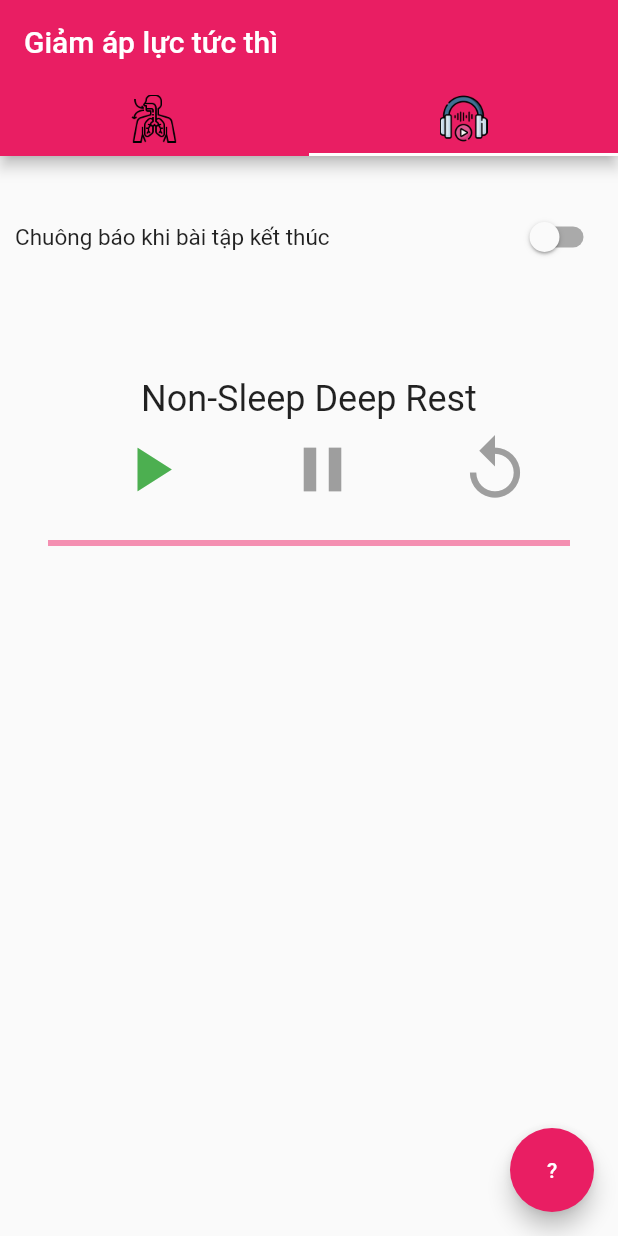
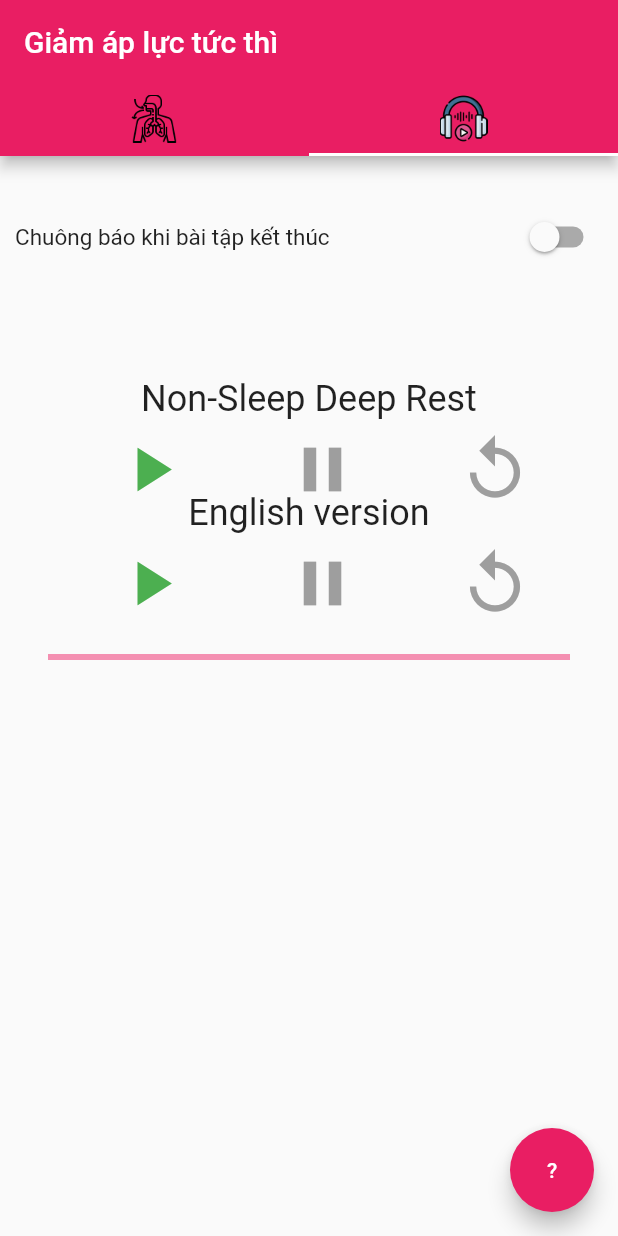
Before and after one commit to thivux/cp22_stress, a Flutter app: the screen it shows after launch, tab 2 chosen, on a phone screen of 412 x 824 dp. Run offline on Flutter 3.47's test engine with Material 2 defaults, Android fonts, the phone set to English and light mode, and no system bars; our stand-ins replace audioplayers; statements that could not run were skipped.

Commit message:
Minh v0.31

```diff
--- a/lib/nsdr.dart
+++ b/lib/nsdr.dart
@@ -22,19 +22,24 @@ class NSDR extends StatefulWidget {
 
 class NSDRState extends State<NSDR> {
   static const iconSize = 50.0;
-
   final nsdrPlayer = AudioAssetPlayer('nsdr.mp3');
-
+  final nsdrEN = AudioAssetPlayer('QuanComNgayMua.mp3');
   AudioAssetPlayer alarmPlayer = AudioAssetPlayer('alarm.wav');
+  AudioAssetPlayer alarmPlayerEN = AudioAssetPlayer('alarm.wav');
 
   // stuff need getting update: state & progress
   late final StreamSubscription progressSubscription;
+  late final StreamSubscription progressSubscriptionEN;
   late final StreamSubscription stateSubscription;
+  late final StreamSubscription stateSubscriptionEN;
 
   double progress = 0.0;
+  double progressEN = 0.0;
   PlayerState state = PlayerState.STOPPED;
+  PlayerState stateEN = PlayerState.STOPPED;
 
   late final Future initFuture;
+  late final Future initFutureEN;
 
   @override
   void initState() {
@@ -45,12 +50,31 @@ class NSDRState extends State<NSDR> {
       stateSubscription =
           nsdrPlayer.stateStream.listen((s) => setState(() => state = s));
     });
+    initFutureEN = nsdrEN.init().then((_) {
+      alarmPlayerEN.init();
+      progressSubscriptionEN =
+          nsdrEN.progressStream.listen((p) => setState(() => progressEN = p));
+      stateSubscriptionEN =
+          nsdrEN.stateStream.listen((s) => setState(() => stateEN = s));
+    });
     super.initState();
   }
+
+  // void initStateEN() {
+  //   initFutureEN = nsdrEN.init().then((_) {
+  //     alarmPlayerEN.init();
+  //     progressSubscriptionEN =
+  //         nsdrEN.progressStream.listen((p) => setState(() => progressEN = p));
+  //     stateSubscriptionEN =
+  //         nsdrEN.stateStream.listen((s) => setState(() => stateEN = s));
+  //   });
+  //   super.initState();
+  // }
 
   @override
   void dispose() {
     nsdrPlayer.dispose();
+    nsdrEN.dispose();
     alarmPlayer.dispose();
     super.dispose();
   }
@@ -80,10 +104,16 @@ class NSDRState extends State<NSDR> {
                   return const Text('loading');
                 }
 
-                Text('alarm on: ' + alarmSwitch.alarmOn.toString());
+                Text('Alarm on: ' + alarmSwitch.alarmOn.toString());
                 // -> this gets updated constantly
                 if (state == PlayerState.COMPLETED) {
-                  const Text('completed');
+                  const Text('Completed');
+                  if (alarmSwitch.alarmOn == true) {
+                    alarmPlayer.play();
+                  }
+                }
+                if (stateEN == PlayerState.COMPLETED) {
+                  const Text('Completed');
                   if (alarmSwitch.alarmOn == true) {
                     alarmPlayer.play();
                   }
@@ -100,6 +130,16 @@ class NSDRState extends State<NSDR> {
                         buildPlayButton(),
                         buildPauseButton(),
                         buildResetButton(),
+                      ],
+                    ),
+                    Text('English version',
+                        style: Theme.of(context).textTheme.headline5),
+                    Row(
+                      mainAxisAlignment: MainAxisAlignment.spaceEvenly,
+                      children: [
+                        buildPlayButtonEN(),
+                        buildPauseButtonEN(),
+                        buildResetButtonEN(),
                       ],
                     ),
                     Padding(
@@ -145,10 +185,51 @@ class NSDRState extends State<NSDR> {
         ));
   }
 
+  Widget buildPlayButtonEN() {
+    if (stateEN == PlayerState.PLAYING) {
+      return const IconButton(
+          onPressed: null,
+          icon: Icon(
+            Icons.play_arrow,
+            color: Colors.grey,
+            size: iconSize,
+          ));
+    }
+
+    return IconButton(
+        onPressed: nsdrEN.play,
+        icon: const Icon(
+          Icons.play_arrow,
+          color: Colors.green,
+          size: iconSize,
+        ));
+  }
+
   Widget buildPauseButton() {
     if (state == PlayerState.PLAYING) {
       return IconButton(
           onPressed: nsdrPlayer.pause,
+          icon: const Icon(
+            Icons.pause,
+            color: Colors.green,
+            size: iconSize,
+          ));
+    }
+    // if (state == PlayerState.PAUSED) {
+    return const IconButton(
+        onPressed: null,
+        icon: Icon(
+          Icons.pause,
+          color: Colors.grey,
+          size: iconSize,
+        ));
+    // }
+  }
+
+  Widget buildPauseButtonEN() {
+    if (stateEN == PlayerState.PLAYING) {
+      return IconButton(
+          onPressed: nsdrEN.pause,
           icon: const Icon(
             Icons.pause,
             color: Colors.green,
@@ -186,6 +267,26 @@ class NSDRState extends State<NSDR> {
         ));
   }
 
+  Widget buildResetButtonEN() {
+    if (stateEN == PlayerState.STOPPED) {
+      return const IconButton(
+          onPressed: null,
+          icon: Icon(
+            Icons.replay,
+            color: Colors.grey,
+            size: iconSize,
+          ));
+    }
+
+    return IconButton(
+        onPressed: nsdrEN.reset,
+        icon: const Icon(
+          Icons.replay,
+          color: Colors.green,
+          size: iconSize,
+        ));
+  }
+
   createDialog(BuildContext context) {
     return showDialog(
         context: context,
```
Also changed, not shown: 1 other file.
